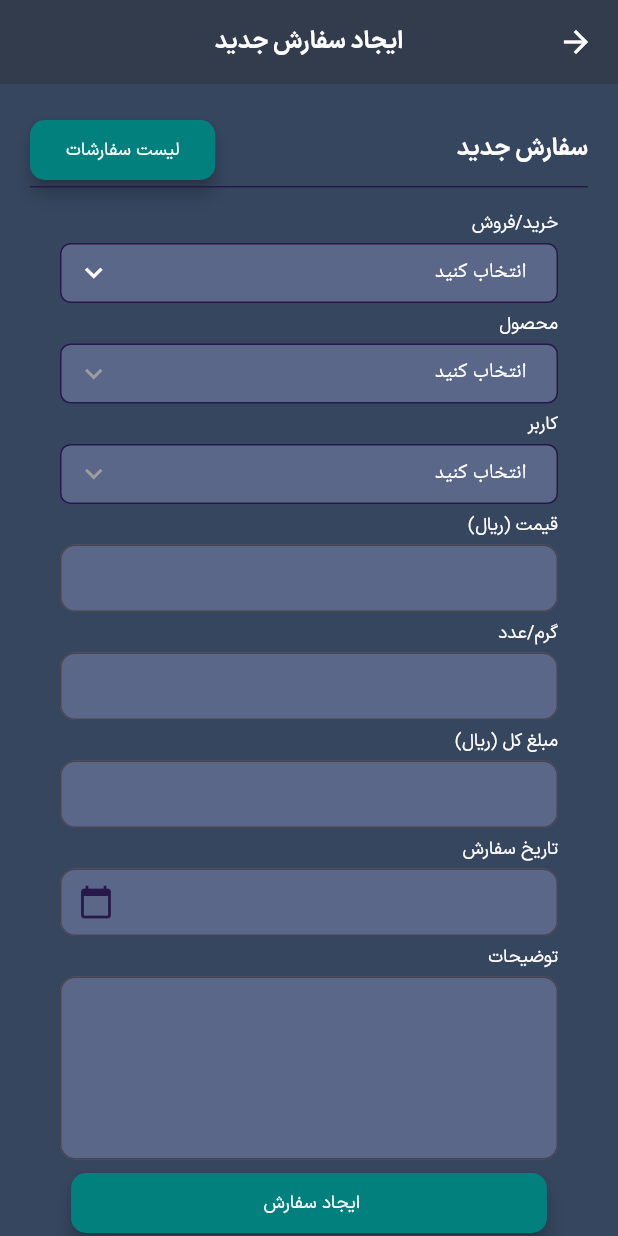
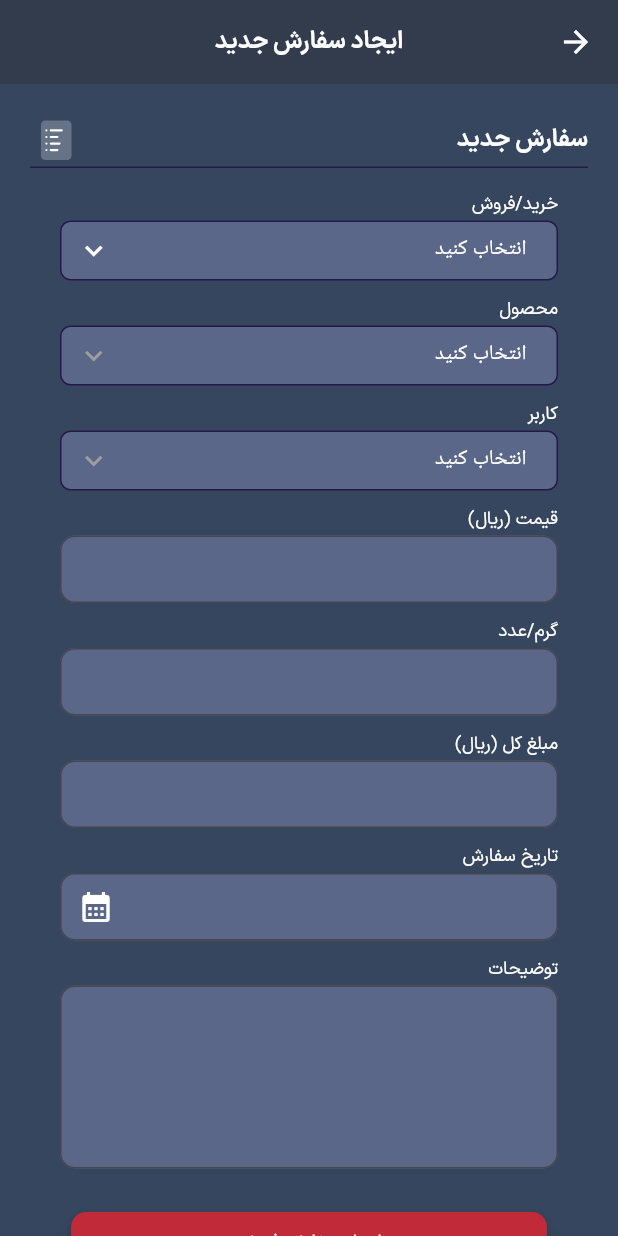
Before and after one commit to peymantaghipourfp/HaniGoldAdmin, a Flutter app: the OrderCreateView screen opened directly, on a phone screen of 412 x 824 dp. Run offline on Flutter 3.47's test engine with Material 3 defaults, Android fonts, the light colour scheme and no system bars; drawn by our look-alikes of dropdown_button2; our stand-ins replace dio, flutter_svg, get, get_storage; missing offline and left inert: persian_datetime_picker, persian_number_utility; accounts and stored records are empty; network calls fail.

Commit message:
modify createOrder

```diff
--- a/lib/src/domain/order/model/order.model.dart
+++ b/lib/src/domain/order/model/order.model.dart
@@ -47,6 +47,8 @@ class OrderModel {
   final List<dynamic>? infos;
   @JsonKey(name: "limitPrice")
   final double? limitPrice;
+  @JsonKey(name: "description")
+  final String? description;
 
   OrderModel({
     required this.date,
@@ -66,6 +68,7 @@ class OrderModel {
     required this.recId,
     required this.infos,
     required this.limitPrice,
+    required this.description
   });
 
   factory OrderModel.fromJson(Map<String, dynamic> json) => _$OrderModelFromJson(json);
--- a/lib/src/domain/order/view/order_create.view.dart
+++ b/lib/src/domain/order/view/order_create.view.dart
@@ -1,3 +1,5 @@
+import 'package:flutter_svg/flutter_svg.dart';
+import 'package:get_storage/get_storage.dart';
 import 'package:persian_datetime_picker/persian_datetime_picker.dart';
 import 'package:flutter/material.dart';
 import 'package:flutter/services.dart';
@@ -7,7 +9,6 @@ import 'package:hanigold_admin/src/domain/order/controller/order_create.controll
 import 'package:hanigold_admin/src/widget/custom_dropdown.widget.dart';
 import '../../../config/const/app_color.dart';
 import '../../../widget/custom_appbar.widget.dart';
-import 'package:persian_number_utility/persian_number_utility.dart';
 
 class OrderCreateView extends StatelessWidget {
   OrderCreateView({super.key});
@@ -32,19 +33,15 @@ class OrderCreateView extends StatelessWidget {
                       'سفارش جدید',
                       style: AppTextStyle.smallTitleText,
                     ),
-                    ElevatedButton(
-                      style: ButtonStyle(
-                          elevation: WidgetStatePropertyAll(5),
-                          backgroundColor:
-                          WidgetStatePropertyAll(AppColor.buttonColor),
-                          shape: WidgetStatePropertyAll(RoundedRectangleBorder(
-                              borderRadius: BorderRadius.circular(10)))),
-                      onPressed: () {
-                        Get.back();
-                      },
-                      child: Text(
-                        'لیست سفارشات',
-                        style: AppTextStyle.labelText,
+                    Expanded(
+                      child: GestureDetector(
+                        onTap: (){
+                          Get.back();
+                        },
+                        child: SvgPicture.asset('assets/svg/order-list.svg',alignment: Alignment.centerLeft,
+                          width: 20,
+                          height: 35,
+                          colorFilter: ColorFilter.mode(AppColor.textColor, BlendMode.srcIn),),
                       ),
                     ),
                   ],
@@ -67,7 +64,7 @@ class OrderCreateView extends StatelessWidget {
                         children: [
                           // خرید/فروش
                           Container(
-                            padding: EdgeInsets.only(bottom: 5),
+                            padding: EdgeInsets.only(bottom: 3),
                             child: Text(
                               'خرید/فروش',
                               style: AppTextStyle.labelText,
@@ -77,10 +74,11 @@ class OrderCreateView extends StatelessWidget {
                           Container(
                             padding: EdgeInsets.only(bottom: 5),
                             child: CustomDropdownWidget(
-                                items: orderCreateController.orderTypeList,
-                                selectedValue: orderCreateController.selectedBuySell.value,
+                                items:  orderCreateController.orderTypeList.map((type)=>type.name ?? '').toList(),
+                                selectedValue: orderCreateController.selectedBuySell.value?.name ?? '',
                                 onChanged: (String? newValue){
-                                  orderCreateController.changeSelectedBuySell(newValue);
+                                  var selectedBuySell=orderCreateController.orderTypeList.firstWhere((type)=>type.name==newValue);
+                                  orderCreateController.changeSelectedBuySell(selectedBuySell);
                                 },
                               backgroundColor: AppColor.textFieldColor,
                               borderRadius: 7,
@@ -90,7 +88,7 @@ class OrderCreateView extends StatelessWidget {
                           ),
                           // محصول
                           Container(
-                            padding: EdgeInsets.only(bottom: 5),
+                            padding: EdgeInsets.only(bottom: 3,top: 5),
                             child: Text(
                               'محصول',
                               style: AppTextStyle.labelText,
@@ -101,10 +99,11 @@ class OrderCreateView extends StatelessWidget {
                             padding: EdgeInsets.only(bottom: 5),
                             child: CustomDropdownWidget(
                               items: orderCreateController.itemList
-                                  .map((item) => item.name ?? "").toList(),
-                              selectedValue: orderCreateController.selectedItem.value,
+                                  .map((item) => item.name ?? '').toList(),
+                              selectedValue: orderCreateController.selectedItem.value?.name,
                               onChanged: (String? newValue){
-                                orderCreateController.changeSelectedItem(newValue);
+                                var selectedItem=orderCreateController.itemList.firstWhere((item)=>item.name==newValue);
+                                orderCreateController.changeSelectedItem(selectedItem);
                               },
                               backgroundColor: AppColor.textFieldColor,
                               borderRadius: 7,
@@ -114,7 +113,7 @@ class OrderCreateView extends StatelessWidget {
                           ),
                           // کاربر
                           Container(
-                            padding: EdgeInsets.only(bottom: 5),
+                            padding: EdgeInsets.only(bottom: 3,top: 5),
                             child: Text(
                               'کاربر',
                               style: AppTextStyle.labelText,
@@ -126,9 +125,10 @@ class OrderCreateView extends StatelessWidget {
                             child: CustomDropdownWidget(
                               items: orderCreateController.accountList
                                   .map((account)=>account.name ?? "").toList(),
-                              selectedValue: orderCreateController.selectedAccount.value,
+                              selectedValue: orderCreateController.selectedAccount.value?.name,
                               onChanged: (String? newValue){
-                                orderCreateController.changeSelectedAccount(newValue);
+                                var selectedAccount=orderCreateController.accountList.firstWhere((account)=>account.name==newValue);
+                                orderCreateController.changeSelectedAccount(selectedAccount);
                               },
                               backgroundColor: AppColor.textFieldColor,
                               borderRadius: 7,
@@ -138,7 +138,7 @@ class OrderCreateView extends StatelessWidget {
                           ),
                           // قیمت
                           Container(
-                            padding: EdgeInsets.only(bottom: 5),
+                            padding: EdgeInsets.only(bottom: 3,top: 5),
                             child: Text(
                               'قیمت (ریال)',
                               style: AppTextStyle.labelText,
@@ -152,8 +152,8 @@ class OrderCreateView extends StatelessWidget {
                             TextFormField(
                               controller: orderCreateController.priceController,
                               style: AppTextStyle.labelText,
-                              keyboardType: TextInputType.numberWithOptions(decimal: true),
-                              inputFormatters: [FilteringTextInputFormatter.allow(RegExp(r'^\d*\.?\d*$'))],
+                              keyboardType: TextInputType.number,
+                              inputFormatters: [FilteringTextInputFormatter.digitsOnly],
                               decoration: InputDecoration(
                                 border: OutlineInputBorder(
                                   borderRadius: BorderRadius.circular(10),
@@ -165,7 +165,7 @@ class OrderCreateView extends StatelessWidget {
                           ),
                           // گرم/عدد
                           Container(
-                            padding: EdgeInsets.only(bottom: 5),
+                            padding: EdgeInsets.only(bottom: 3,top: 5),
                             child: Text(
                               'گرم/عدد',
                               style: AppTextStyle.labelText,
@@ -192,7 +192,7 @@ class OrderCreateView extends StatelessWidget {
                           ),
                           // مبلغ کل
                           Container(
-                            padding: EdgeInsets.only(bottom: 5),
+                            padding: EdgeInsets.only(bottom: 3,top: 5),
                             child: Text(
                               'مبلغ کل (ریال)',
                               style: AppTextStyle.labelText,
@@ -219,7 +219,7 @@ class OrderCreateView extends StatelessWidget {
                           ),
                           // تاریخ
                           Container(
-                            padding: EdgeInsets.only(bottom: 5),
+                            padding: EdgeInsets.only(bottom: 3,top: 5),
                             child: Text(
                               'تاریخ سفارش',
                               style: AppTextStyle.labelText,
@@ -234,7 +234,7 @@ class OrderCreateView extends StatelessWidget {
                               readOnly: true,
                               style: AppTextStyle.labelText,
                               decoration: InputDecoration(
-                                suffixIcon: Icon(Icons.calendar_today, color: AppColor.secondaryColor),
+                                suffixIcon: Icon(Icons.calendar_month, color: AppColor.textColor),
                                 border: OutlineInputBorder(
                                   borderRadius: BorderRadius.circular(10),
                                 ),
@@ -251,9 +251,10 @@ class OrderCreateView extends StatelessWidget {
                                   initialDatePickerMode: PersianDatePickerMode.day,
                                   locale: Locale("fa","IR"),
                                 );
+
                                 if(pickedDate!=null){
                                   orderCreateController.dateController.text =
-                                  "${pickedDate.year}/${pickedDate.month.toString().padLeft(2, '0')}/${pickedDate.day.toString().padLeft(2, '0')}";
+                                  "${pickedDate.year}-${pickedDate.month.toString().padLeft(2, '0')}-${pickedDate.day.toString().padLeft(2, '0')}";
                                   //pickedDate.formatFullDate();
                                 }
                               },
@@ -261,7 +262,7 @@ class OrderCreateView extends StatelessWidget {
                           ),
                           // توضیحات
                           Container(
-                            padding: EdgeInsets.only(bottom: 5),
+                            padding: EdgeInsets.only(bottom: 3,top: 5),
                             child: Text(
                               'توضیحات',
                               style: AppTextStyle.labelText,
@@ -285,25 +286,82 @@ class OrderCreateView extends StatelessWidget {
                             ),
                           ),
                           // دکمه ایجاد سفارش
+                          SizedBox(height: 20,),
                           Row(mainAxisAlignment: MainAxisAlignment.center,
                             children: [
+                              orderCreateController.selectedBuySell.value?.name=='خرید از کاربر'?
                               ElevatedButton(
                                 style: ButtonStyle(fixedSize: WidgetStatePropertyAll(Size(Get.width*.77,40)),
                                     padding: WidgetStatePropertyAll(
                                         EdgeInsets.symmetric(horizontal: 7)),
                                     elevation: WidgetStatePropertyAll(5),
                                     backgroundColor:
-                                    WidgetStatePropertyAll(AppColor.buttonColor),
+                                    WidgetStatePropertyAll(AppColor.primaryColor),
                                     shape: WidgetStatePropertyAll(RoundedRectangleBorder(
                                         borderRadius: BorderRadius.circular(10)))),
                                 onPressed: () {
-
+                                  orderCreateController.insertOrder();
+                                  Get.defaultDialog(
+                                      backgroundColor: AppColor.backGroundColor,
+                                      title: "موفقیت آمیز",
+                                      titleStyle: AppTextStyle.smallTitleText,
+                                      middleText: "سفارش یا موفقیت ثبت شد",
+                                      middleTextStyle: AppTextStyle.bodyText,
+                                      confirm: ElevatedButton(
+                                          style: ButtonStyle(
+                                              backgroundColor: WidgetStatePropertyAll(
+                                                  AppColor.primaryColor)),
+                                          onPressed: () {
+                                            Get.back();
+                                            orderCreateController.clearList();
+                                          },
+                                          child: Text(
+                                            'تایید',
+                                            style: AppTextStyle.bodyText,
+                                          )));
                                 },
-                                child: Text(
-                                  'ایجاد سفارش ',
+                                child:
+                                Text(
+                                  'ایجاد سفارش خرید',
                                   style: AppTextStyle.labelText,
                                 ),
-                              ),
+                              ) :
+                              ElevatedButton(
+                                style: ButtonStyle(fixedSize: WidgetStatePropertyAll(Size(Get.width*.77,40)),
+                                    padding: WidgetStatePropertyAll(
+                                        EdgeInsets.symmetric(horizontal: 7)),
+                                    elevation: WidgetStatePropertyAll(5),
+                                    backgroundColor:
+                                    WidgetStatePropertyAll(AppColor.accentColor),
+                                    shape: WidgetStatePropertyAll(RoundedRectangleBorder(
+                                        borderRadius: BorderRadius.circular(10)))),
+                                onPressed: () {
+                                  orderCreateController.insertOrder();
+                                  Get.defaultDialog(
+                                      backgroundColor: AppColor.backGroundColor,
+                                      title: "موفقیت آمیز",
+                                      titleStyle: AppTextStyle.smallTitleText,
+                                      middleText: "سفارش یا موفقیت ثبت شد",
+                                      middleTextStyle: AppTextStyle.bodyText,
+                                      confirm: ElevatedButton(
+                                          style: ButtonStyle(
+                                              backgroundColor: WidgetStatePropertyAll(
+                                                  AppColor.primaryColor)),
+                                          onPressed: () {
+                                            Get.back();
+                                            orderCreateController.clearList();
+                                          },
+                                          child: Text(
+                                            'تایید',
+                                            style: AppTextStyle.bodyText,
+                                          )));
+                                },
+                                child:
+                                Text(
+                                  'ایجاد سفارش فروش',
+                                  style: AppTextStyle.labelText,
+                                ),
+                              )
                             ],
                           ),
                         ],
--- a/lib/src/domain/order/view/order_list.view.dart
+++ b/lib/src/domain/order/view/order_list.view.dart
@@ -334,7 +334,7 @@ class OrderListView extends StatelessWidget {
                       //دکمه ادیت جزئیات سفارش
                       OutlinedButton(
                         onPressed: () {
-                          Get.offNamed('/orderCreate');
+                          Get.toNamed('/orderCreate');
                         },
                         style: ButtonStyle(
                           shape: WidgetStatePropertyAll(
--- a/lib/src/widget/custom_dropdown.widget.dart
+++ b/lib/src/widget/custom_dropdown.widget.dart
@@ -11,6 +11,7 @@ class CustomDropdownWidget extends StatelessWidget {
   final Color backgroundColor;
   final Color borderColor;
   final double borderRadius;
+  final bool showHintText;
 
   const CustomDropdownWidget({
     super.key,
@@ -21,6 +22,7 @@ class CustomDropdownWidget extends StatelessWidget {
     this.backgroundColor = Colors.white,
     this.borderColor = Colors.grey,
     this.borderRadius = 7.0,
+    this.showHintText=true,
   });
 
   @override
```
Also changed, not shown: lib/src/config/repository/order.repository.dart (+104 -30 lines), lib/src/domain/order/controller/order_create.controller.dart (+83 -10 lines), assets/svg/order-list.svg (added), lib/src/domain/order/model/order.model.g.dart.
